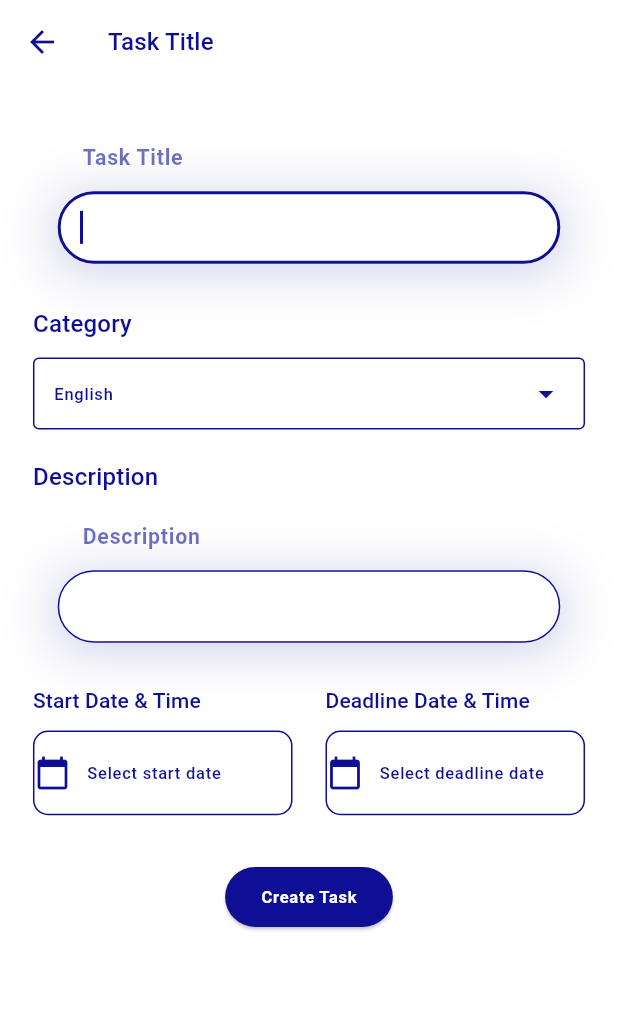
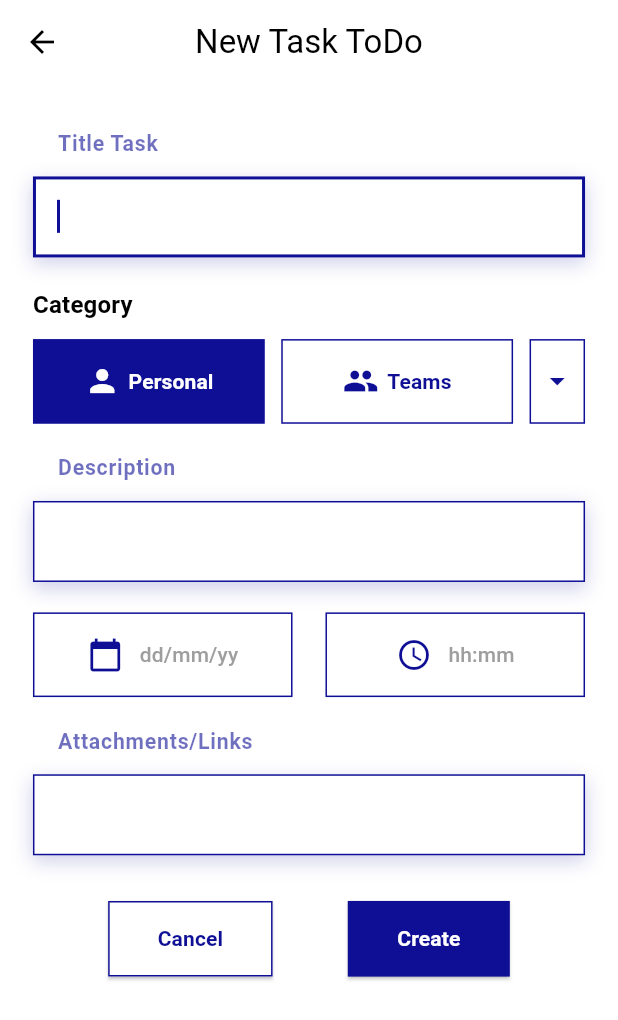
Before and after one commit to Sadiya321/todo_app2, a Flutter app: the CreateTaskScreen screen opened directly, on a phone screen of 412 x 824 dp. Shown: the top 1020 px of the screen. Run offline on Flutter 3.47's test engine with Material 3 defaults, Android fonts, the phone set to English and light mode, and no system bars; our stand-ins replace bot_toast, flutter_screenutil, get, shared_preferences; accounts and stored records are empty.

Commit message:
create form changes

```diff
--- a/todo_app/lib/screens/add_new_screen.dart
+++ b/todo_app/lib/screens/add_new_screen.dart
@@ -2,7 +2,6 @@ import 'package:flutter/material.dart';
 import 'package:flutter_screenutil/flutter_screenutil.dart';
 import 'package:todo_app/widgets/app_textview.dart';
 import 'package:todo_app/widgets/app_textfield.dart';
-import 'package:todo_app/widgets/app_language_drop_down.dart'; // Adjust the path if necessary
 
 class CreateTaskScreen extends StatefulWidget {
   const CreateTaskScreen({super.key});
@@ -14,194 +13,236 @@ class CreateTaskScreen extends StatefulWidget {
 class _CreateTaskScreenState extends State<CreateTaskScreen> {
   final TextEditingController _titleController = TextEditingController();
   final TextEditingController _descriptionController = TextEditingController();
-  String _selectedCategory = 'Work'; // Default category
+  String _selectedCategory = 'Personal'; // Default category
   DateTime? _startDate;
   DateTime? _deadlineDate;
 
   @override
   Widget build(BuildContext context) {
     return Scaffold(
-      backgroundColor: Theme.of(context).colorScheme.surface,
-      resizeToAvoidBottomInset:
-          true, // Ensure the screen resizes to avoid the keyboard
+      backgroundColor: Colors.white,
       appBar: AppBar(
         title: AppTextView(
-          text: 'Task Title',
-          textStyle: Theme.of(context).textTheme.titleMedium!.copyWith(
-                color: Theme.of(context).colorScheme.primary, // Set text color
+          text: 'New Task ToDo',
+          textStyle: Theme.of(context).textTheme.headline6!.copyWith(
+                color: Colors.black, // Set title color
               ),
         ),
-        backgroundColor:
-            Theme.of(context).colorScheme.surface, // Set background color
-        foregroundColor: Theme.of(context)
-            .colorScheme
-            .surface,
-           iconTheme: IconThemeData(
-    color: Theme.of(context).colorScheme.primary,   // Ensure icons and text are visible
+        centerTitle: true,
+        backgroundColor: Colors.white, // Set background color
+        elevation: 0,
+        leading: IconButton(
+          icon: Icon(Icons.arrow_back, color: Colors.black),
+          onPressed: () => Navigator.of(context).pop(),
         ),
       ),
       body: SingleChildScrollView(
-        // Wrap the entire content in SingleChildScrollView
-        child: Padding(
-          padding: EdgeInsets.all(20.w),
+        padding: EdgeInsets.symmetric(horizontal: 20.w, vertical: 10.h),
         child: Column(
           crossAxisAlignment: CrossAxisAlignment.start,
           children: [
-              SizedBox(height: 10.h),
+            SizedBox(height: 20.h),
             AppTextField(
               controller: _titleController,
-                hintText: 'Enter task title',
-                title: 'Task Title',
+              hintText: 'Add Task Name..',
+              title: 'Title Task',
               onValueChange: (value) {},
-                maxLines: 2,
+              maxLines: 1,
             ),
             SizedBox(height: 20.h),
             AppTextView(
               text: 'Category',
-                textStyle: Theme.of(context).textTheme.titleMedium,
+              textStyle: Theme.of(context).textTheme.subtitle1!.copyWith(
+                    fontWeight: FontWeight.bold,
+                    color: Colors.black,
+                  ),
             ),
             SizedBox(height: 10.h),
-              AppLanguageDropDown(
-                value: _selectedCategory,
-                items: ['Work', 'Personal', 'Other'],
-                onValueChange: (value) {
+            Row(
+              children: [
+                _buildCategoryButton('Personal', _selectedCategory == 'Personal'),
+                SizedBox(width: 10.w),
+                _buildCategoryButton('Teams', _selectedCategory == 'Teams'),
+                SizedBox(width: 10.w),
+                _buildDropDownArrow(), // Placeholder for the dropdown arrow
+              ],
+            ),
+            SizedBox(height: 20.h),
+            AppTextField(
+              controller: _descriptionController,
+              hintText: 'Add Descriptions..',
+              title: 'Description',
+              onValueChange: (value) {},
+              maxLines: 3,
+            ),
+            SizedBox(height: 20.h),
+            _buildDateAndTimePicker(),
+            SizedBox(height: 20.h),
+            AppTextField(
+              controller: TextEditingController(), // Placeholder for attachments/links
+              hintText: 'Any relevant files or links',
+              title: 'Attachments/Links',
+              onValueChange: (value) {},
+              maxLines: 2,
+            ),
+            SizedBox(height: 30.h),
+            Row(
+              mainAxisAlignment: MainAxisAlignment.spaceEvenly,
+              children: [
+                _buildCancelButton(),
+                _buildCreateButton(),
+              ],
+            ),
+          ],
+        ),
+      ),
+    );
+  }
+
+  Widget _buildCategoryButton(String category, bool isSelected) {
+    return Expanded(
+      child: GestureDetector(
+        onTap: () {
           setState(() {
-                    _selectedCategory = value!;
+            _selectedCategory = category;
           });
         },
-              ),
-              SizedBox(height: 20.h),
-              AppTextView(
-                text: 'Description',
-                textStyle: Theme.of(context).textTheme.titleMedium,
-              ),
-              SizedBox(height: 10.h),
-              AppTextField(
-                controller: _descriptionController,
-                hintText: 'Enter task description',
-                title: 'Description',
-                onValueChange: (value) {},
-                maxLines: 5,
-              ),
-              SizedBox(height: 20.h),
-              Row(
-                mainAxisAlignment: MainAxisAlignment.spaceBetween,
-                children: [
-                  Expanded(
-                    child: Column(
-                      crossAxisAlignment: CrossAxisAlignment.start,
-                      children: [
-                        AppTextView(
-                          text: 'Start Date & Time',
-                          textStyle: Theme.of(context).textTheme.titleSmall,
-                        ),
-                        SizedBox(height: 10.h),
-                        GestureDetector(
-                          onTap: () => _selectStartDate(context),
         child: Container(
           padding: EdgeInsets.symmetric(vertical: 15.h),
           decoration: BoxDecoration(
-                              color: Theme.of(context).colorScheme.background,
-                              borderRadius: BorderRadius.circular(10.0),
+            color: isSelected ? Theme.of(context).colorScheme.primary : Colors.white,
             border: Border.all(
               color: Theme.of(context).colorScheme.primary,
             ),
           ),
           child: Row(
+            mainAxisAlignment: MainAxisAlignment.center,
             children: [
-                                Icon(Icons.calendar_today,
-                                    color:
-                                        Theme.of(context).colorScheme.primary),
-                                SizedBox(width: 10.w),
-                                Text(
-                                  _startDate == null
-                                      ? 'Select start date'
-                                      : '${_startDate!.toLocal()}'
-                                          .split(' ')[0],
-                                  style: Theme.of(context)
-                                      .textTheme
-                                      .labelSmall!
-                                      .copyWith(
-                                        color: Theme.of(context)
-                                            .colorScheme
-                                            .primary,
+              Icon(
+                category == 'Personal'
+                    ? Icons.person
+                    : Icons.group,
+                color: isSelected ? Colors.white : Theme.of(context).colorScheme.primary,
+              ),
+              SizedBox(width: 5.w),
+              AppTextView(
+                text: category,
+                textStyle: Theme.of(context).textTheme.button!.copyWith(
+                      color: isSelected ? Colors.white : Theme.of(context).colorScheme.primary,
+                      fontWeight: FontWeight.bold,
                     ),
               ),
             ],
           ),
         ),
       ),
-                      ],
+    );
+  }
+
+  Widget _buildDropDownArrow() {
+    return Container(
+      padding: EdgeInsets.symmetric(horizontal: 5.w, vertical: 15.h),
+      decoration: BoxDecoration(
+        color: Colors.white,
+        border: Border.all(
+         color: Theme.of(context).colorScheme.primary,
+        ),
+      ),
+      child:  Icon(Icons.arrow_drop_down, color: Theme.of(context).colorScheme.primary,),
+    );
+  }
+
+  Widget _buildDateAndTimePicker() {
+    return Row(
+      children: [
+        Expanded(
+          child: GestureDetector(
+            onTap: () => _selectStartDate(context),
+            child: _buildDatePicker(
+              icon: Icons.calendar_today,
+              hint: _startDate == null
+                  ? 'dd/mm/yy'
+                  : '${_startDate!.toLocal()}'.split(' ')[0],
+            ),
           ),
         ),
         SizedBox(width: 20.w),
         Expanded(
-                    child: Column(
-                      crossAxisAlignment: CrossAxisAlignment.start,
-                      children: [
-                        AppTextView(
-                          text: 'Deadline Date & Time',
-                          textStyle: Theme.of(context).textTheme.titleSmall,
+          child: GestureDetector(
+            onTap: () => _selectDeadlineDate(context),
+            child: _buildDatePicker(
+              icon: Icons.access_time,
+              hint: _deadlineDate == null
+                  ? 'hh:mm'
+                  : '${_deadlineDate!.toLocal()}'.split(' ')[1],
             ),
-                        SizedBox(height: 10.h),
-                        GestureDetector(
-                          onTap: () => _selectDeadlineDate(context),
-                          child: Container(
+          ),
+        ),
+      ],
+    );
+  }
+
+  Widget _buildDatePicker({required IconData icon, required String hint}) {
+    return Container(
       padding: EdgeInsets.symmetric(vertical: 15.h),
       decoration: BoxDecoration(
-                              color: Theme.of(context).colorScheme.background,
-                              borderRadius: BorderRadius.circular(10.0),
+        color: Colors.white,
         border: Border.all(
           color: Theme.of(context).colorScheme.primary,
         ),
       ),
       child: Row(
+        mainAxisAlignment: MainAxisAlignment.center,
         children: [
-                                Icon(Icons.calendar_today,
-                                    color:
-                                        Theme.of(context).colorScheme.primary),
+          Icon(icon, color: Theme.of(context).colorScheme.primary,),
           SizedBox(width: 10.w),
-                                Text(
-                                  _deadlineDate == null
-                                      ? 'Select deadline date'
-                                      : '${_deadlineDate!.toLocal()}'
-                                          .split(' ')[0],
-                                  style: Theme.of(context)
-                                      .textTheme
-                                      .labelSmall!
-                                      .copyWith(
-                                        color: Theme.of(context)
-                                            .colorScheme
-                                            .primary,
+          AppTextView(
+            text: hint,
+            textStyle: Theme.of(context).textTheme.button!.copyWith(
+                  color: Colors.grey,
                 ),
           ),
         ],
       ),
+    );
+  }
+
+ Widget _buildCancelButton() {
+  return ElevatedButton(
+    onPressed: () => Navigator.of(context).pop(),
+    style: ElevatedButton.styleFrom(
+      backgroundColor: Colors.white,
+      side: BorderSide(color: Theme.of(context).colorScheme.primary),
+      padding: EdgeInsets.symmetric(horizontal: 30.w, vertical: 15.h),
+      shape: RoundedRectangleBorder(
+        borderRadius: BorderRadius.zero, // Remove circular radius
       ),
     ),
-                      ],
+    child: AppTextView(
+      text: "Cancel",
+      textStyle: Theme.of(context).textTheme.labelLarge!.copyWith(
+            color: Theme.of(context).colorScheme.primary,
+            fontWeight: FontWeight.bold,
           ),
     ),
-                ],
-              ),
-              SizedBox(height: 30.h),
-              Center(
-                child: ElevatedButton(
+  );
+}
+
+ Widget _buildCreateButton() {
+  return ElevatedButton(
     onPressed: _createTask,
     style: ElevatedButton.styleFrom(
       backgroundColor: Theme.of(context).colorScheme.primary,
+      padding: EdgeInsets.symmetric(horizontal: 30.w, vertical: 15.h),
+      shape: RoundedRectangleBorder(
+        borderRadius: BorderRadius.zero, // Remove circular radius
+      ),
     ),
     child: AppTextView(
-                    text: "Create Task",
-                    textStyle: Theme.of(context).textTheme.labelSmall!.copyWith(
-                          color: Theme.of(context).colorScheme.surface,
+      text: "Create",
+      textStyle: Theme.of(context).textTheme.button!.copyWith(
+            color: Colors.white,
             fontWeight: FontWeight.bold,
-                        ),
-                  ),
-                ),
-              ),
-            ],
-          ),
           ),
     ),
   );
@@ -213,17 +254,6 @@ class _CreateTaskScreenState extends State<CreateTaskScreen> {
       initialDate: DateTime.now(),
       firstDate: DateTime(2000),
       lastDate: DateTime(2101),
-      builder: (BuildContext context, Widget? child) {
-        return Theme(
-          data: ThemeData.light().copyWith(
-            primaryColor: Theme.of(context).colorScheme.primary,
-            buttonTheme: ButtonThemeData(textTheme: ButtonTextTheme.primary),
-            colorScheme: ColorScheme.fromSwatch()
-                .copyWith(secondary: Theme.of(context).colorScheme.primary),
-          ),
-          child: child!,
-        );
-      },
     );
 
     if (selectedDate != null) {
@@ -239,17 +269,6 @@ class _CreateTaskScreenState extends State<CreateTaskScreen> {
       initialDate: DateTime.now(),
       firstDate: DateTime(2000),
       lastDate: DateTime(2101),
-      builder: (BuildContext context, Widget? child) {
-        return Theme(
-          data: ThemeData.light().copyWith(
-            primaryColor: Theme.of(context).colorScheme.primary,
-            buttonTheme: ButtonThemeData(textTheme: ButtonTextTheme.primary),
-            colorScheme: ColorScheme.fromSwatch()
-                .copyWith(secondary: Theme.of(context).colorScheme.primary),
-          ),
-          child: child!,
-        );
-      },
     );
 
     if (selectedDate != null) {
--- a/todo_app/lib/widgets/app_textfield.dart
+++ b/todo_app/lib/widgets/app_textfield.dart
@@ -63,7 +63,7 @@ class _AppTextFieldState extends State<AppTextField> {
   @override
   Widget build(BuildContext context) {
     return Container(
-      margin: EdgeInsets.symmetric(horizontal: 15.w, vertical: 8.h),
+      // margin: EdgeInsets.symmetric(horizontal: 15.w, vertical: 8.h),
       child: Column(
         crossAxisAlignment: CrossAxisAlignment.start,
         children: [
@@ -86,7 +86,7 @@ class _AppTextFieldState extends State<AppTextField> {
               BoxShadow(
                 color: Theme.of(context).colorScheme.secondary.withOpacity(0.2),
                 spreadRadius: 0.5,
-                blurRadius: 30,
+                blurRadius: 10,
                 offset: Offset(0, 4),
               )
             ]),
@@ -105,9 +105,9 @@ class _AppTextFieldState extends State<AppTextField> {
                 filled: true,
                 suffixIcon: widget.suffixIcon,
                 border: OutlineInputBorder(
-                  borderRadius: BorderRadius.circular(50.0),
+                  borderRadius: BorderRadius.circular(0.0),
                 ),
-                contentPadding: EdgeInsets.symmetric(vertical: 13.h, horizontal: 10.w),
+                // contentPadding: EdgeInsets.symmetric(vertical: 13.h, horizontal: 10.w),
               ),
               style: Theme.of(context).textTheme.labelMedium!.copyWith(
                 fontSize: 16.sp,
```
Also changed, not shown: todo_app/lib/screens/home_screen.dart (+0 -9 lines). Lines whose indentation alone changed are shown as unchanged.
